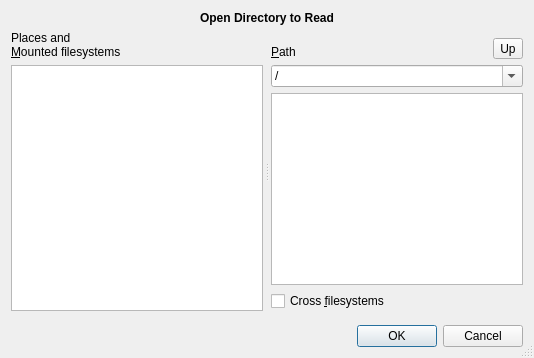
First picture: the form in src/open-dir-dialog.ui, repository Lithopsian/qt6dirstat, before the edit.
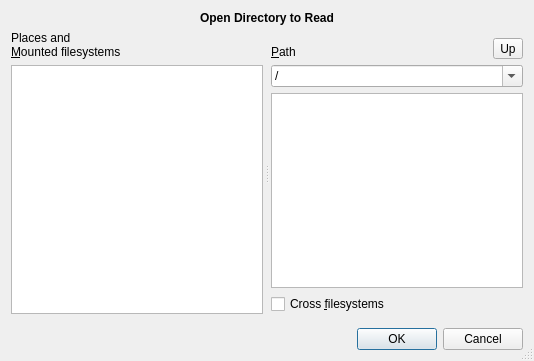
Second picture: the form after the edit. Icons and pictures are not drawn. Custom widgets are drawn as their Qt base class.

```diff
--- a/src/open-dir-dialog.ui
+++ b/src/open-dir-dialog.ui
@@ -2,6 +2,14 @@
 <ui version="4.0">
  <class>OpenDirDialog</class>
  <widget class="QDialog" name="OpenDirDialog">
+  <property name="geometry">
+   <rect>
+    <x>0</x>
+    <y>0</y>
+    <width>534</width>
+    <height>361</height>
+   </rect>
+  </property>
   <property name="windowTitle">
    <string>Select Directory</string>
   </property>
@@ -55,7 +63,11 @@
           </widget>
          </item>
          <item>
-          <widget class="QDirStat::PathSelector" name="pathSelector"/>
+          <widget class="QDirStat::PathSelector" name="pathSelector">
+           <property name="spacing">
+            <number>3</number>
+           </property>
+          </widget>
          </item>
         </layout>
        </widget>
```
